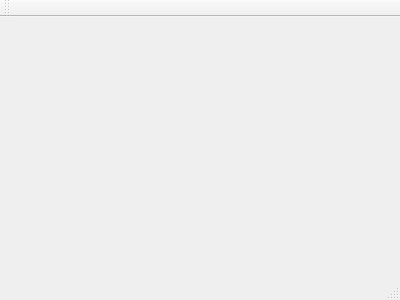
Above: mainwindow.ui from jj11hh/qavif-convert before the change. Below: the same form after it.
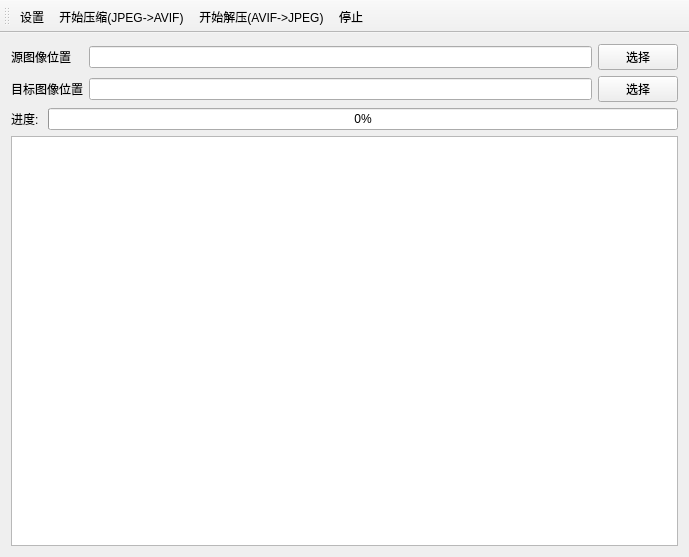
That is the form after the change.

Commit message: avif to jpeg conversion implemented

The edit to the form file:
```diff
--- a/mainwindow.ui
+++ b/mainwindow.ui
@@ -1,24 +1,129 @@
 <ui version="4.0">
  <class>MainWindow</class>
- <widget class="QMainWindow" name="MainWindow" >
-  <property name="geometry" >
+ <widget class="QMainWindow" name="MainWindow">
+  <property name="geometry">
    <rect>
     <x>0</x>
     <y>0</y>
-    <width>400</width>
-    <height>300</height>
+    <width>689</width>
+    <height>557</height>
    </rect>
   </property>
   <property name="windowTitle" >
    <string>MainWindow</string>
   </property>
-  <widget class="QMenuBar" name="menuBar" />
-  <widget class="QToolBar" name="mainToolBar" />
-  <widget class="QWidget" name="centralWidget" />
-  <widget class="QStatusBar" name="statusBar" />
+  <property name="windowTitle">
+   <string>图像格式批量转换</string>
+  </property>
+  <widget class="QWidget" name="centralWidget">
+   <layout class="QVBoxLayout" name="verticalLayout">
+    <item>
+     <layout class="QGridLayout" name="gridLayout">
+      <property name="topMargin">
+       <number>0</number>
+      </property>
+      <item row="0" column="0">
+       <widget class="QLabel" name="label">
+        <property name="text">
+         <string>源图像位置</string>
+        </property>
+       </widget>
+      </item>
+      <item row="0" column="2">
+       <widget class="QPushButton" name="btnSourceSelect">
+        <property name="text">
+         <string>选择</string>
+        </property>
+       </widget>
+      </item>
+      <item row="0" column="1">
+       <widget class="QLineEdit" name="lESrcLoc"/>
+      </item>
+      <item row="1" column="0">
+       <widget class="QLabel" name="label_2">
+        <property name="text">
+         <string>目标图像位置</string>
+        </property>
+       </widget>
+      </item>
+      <item row="1" column="1">
+       <widget class="QLineEdit" name="lEDstLoc"/>
+      </item>
+      <item row="1" column="2">
+       <widget class="QPushButton" name="btnDestSelect">
+        <property name="text">
+         <string>选择</string>
+        </property>
+       </widget>
+      </item>
+     </layout>
+    </item>
+    <item>
+     <layout class="QHBoxLayout" name="horizontalLayout_3">
+      <property name="topMargin">
+       <number>0</number>
+      </property>
+      <item>
+       <widget class="QLabel" name="label_3">
+        <property name="text">
+         <string>进度: </string>
+        </property>
+       </widget>
+      </item>
+      <item>
+       <widget class="QProgressBar" name="progressBar">
+        <property name="value">
+         <number>0</number>
+        </property>
+       </widget>
+      </item>
+     </layout>
+    </item>
+    <item>
+     <widget class="QListWidget" name="listTerm"/>
+    </item>
+   </layout>
+  </widget>
+  <widget class="QToolBar" name="toolBar">
+   <property name="windowTitle">
+    <string>toolBar</string>
+   </property>
+   <attribute name="toolBarArea">
+    <enum>TopToolBarArea</enum>
+   </attribute>
+   <attribute name="toolBarBreak">
+    <bool>false</bool>
+   </attribute>
+   <addaction name="actionSettingsP"/>
+   <addaction name="actionStartJpegToAvif"/>
+   <addaction name="actionStartAvifToJpeg"/>
+   <addaction name="actionStop"/>
+  </widget>
+  <action name="actionSettingsP">
+   <property name="text">
+    <string>设置</string>
+   </property>
+  </action>
+  <action name="actionStartJpegToAvif">
+   <property name="text">
+    <string>开始压缩(JPEG-&gt;AVIF)</string>
+   </property>
+  </action>
+  <action name="actionStartAvifToJpeg">
+   <property name="text">
+    <string>开始解压(AVIF-&gt;JPEG)</string>
+   </property>
+   <property name="toolTip">
+    <string>开始解压(AVIF-&gt;JPEG)</string>
+   </property>
+  </action>
+  <action name="actionStop">
+   <property name="text">
+    <string>停止</string>
+   </property>
+  </action>
  </widget>
- <layoutDefault spacing="6" margin="11" />
- <pixmapfunction></pixmapfunction>
+ <layoutdefault spacing="6" margin="11"/>
  <resources/>
  <connections/>
 </ui>
```
Left out of the diff: 8 changed lines with no effect on the pictures. The commit also changes 17 other files.
